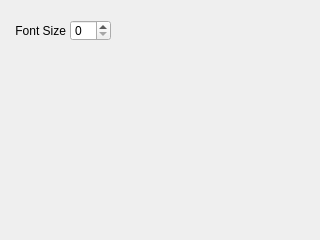
This is QKeyMapper/qnotificationsetupdialog.ui in Zalafina/QKeyMapper as Qt 5 draws it before an edit. The edited form follows.
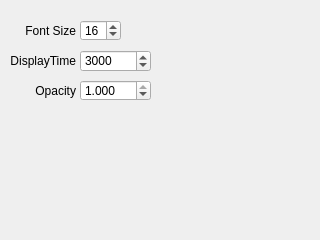
This is the edited form.

```diff
--- a/QKeyMapper/qnotificationsetupdialog.ui
+++ b/QKeyMapper/qnotificationsetupdialog.ui
@@ -16,7 +16,7 @@
   <widget class="QSpinBox" name="notificationFontSizeSpinBox">
    <property name="geometry">
     <rect>
-     <x>70</x>
+     <x>80</x>
      <y>20</y>
      <width>41</width>
      <height>21</height>
@@ -25,13 +25,22 @@
    <property name="focusPolicy">
     <enum>Qt::FocusPolicy::ClickFocus</enum>
    </property>
+   <property name="minimum">
+    <number>1</number>
+   </property>
+   <property name="maximum">
+    <number>72</number>
+   </property>
+   <property name="value">
+    <number>16</number>
+   </property>
   </widget>
   <widget class="QLabel" name="notificationFontSizeLabel">
    <property name="geometry">
     <rect>
      <x>5</x>
      <y>20</y>
-     <width>61</width>
+     <width>71</width>
      <height>21</height>
     </rect>
    </property>
@@ -42,6 +51,82 @@
     <set>Qt::AlignmentFlag::AlignRight|Qt::AlignmentFlag::AlignTrailing|Qt::AlignmentFlag::AlignVCenter</set>
    </property>
   </widget>
+  <widget class="QSpinBox" name="displayTimeSpinBox">
+   <property name="geometry">
+    <rect>
+     <x>80</x>
+     <y>50</y>
+     <width>71</width>
+     <height>22</height>
+    </rect>
+   </property>
+   <property name="focusPolicy">
+    <enum>Qt::FocusPolicy::ClickFocus</enum>
+   </property>
+   <property name="minimum">
+    <number>1</number>
+   </property>
+   <property name="maximum">
+    <number>99999</number>
+   </property>
+   <property name="value">
+    <number>3000</number>
+   </property>
+  </widget>
+  <widget class="QLabel" name="displayTimeLabel">
+   <property name="geometry">
+    <rect>
+     <x>5</x>
+     <y>50</y>
+     <width>71</width>
+     <height>22</height>
+    </rect>
+   </property>
+   <property name="text">
+    <string>DisplayTime</string>
+   </property>
+   <property name="alignment">
+    <set>Qt::AlignmentFlag::AlignRight|Qt::AlignmentFlag::AlignTrailing|Qt::AlignmentFlag::AlignVCenter</set>
+   </property>
+  </widget>
+  <widget class="QDoubleSpinBox" name="Gyro2MouseXSpeedSpinBox">
+   <property name="geometry">
+    <rect>
+     <x>80</x>
+     <y>80</y>
+     <width>71</width>
+     <height>21</height>
+    </rect>
+   </property>
+   <property name="decimals">
+    <number>3</number>
+   </property>
+   <property name="maximum">
+    <double>1.000000000000000</double>
+   </property>
+   <property name="singleStep">
+    <double>0.010000000000000</double>
+   </property>
+   <property name="value">
+    <double>1.000000000000000</double>
+   </property>
+  </widget>
+  <widget class="QLabel" name="Gyro2MouseXSpeedLabel">
+   <property name="geometry">
+    <rect>
+     <x>5</x>
+     <y>80</y>
+     <width>71</width>
+     <height>21</height>
+    </rect>
+   </property>
+   <property name="text">
+    <string>Opacity</string>
+   </property>
+   <property name="alignment">
+    <set>Qt::AlignmentFlag::AlignRight|Qt::AlignmentFlag::AlignTrailing|Qt::AlignmentFlag::AlignVCenter</set>
+   </property>
+  </widget>
  </widget>
  <resources/>
  <connections/>
```
